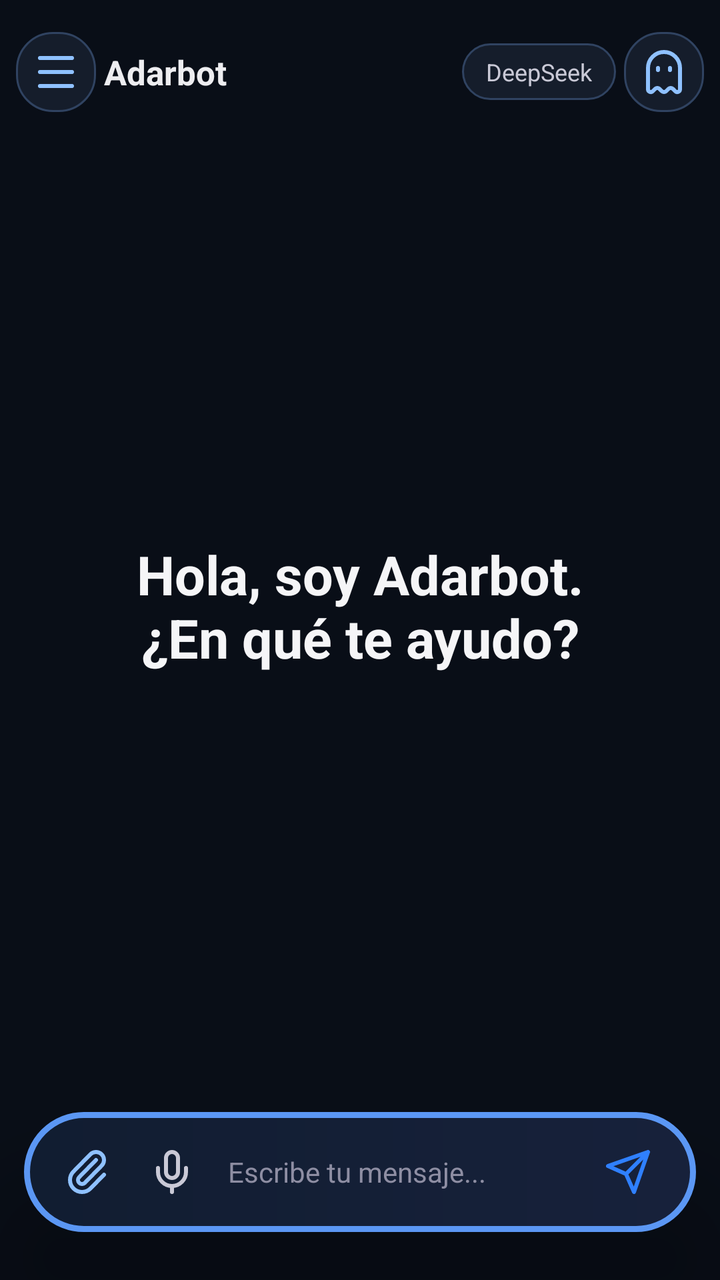
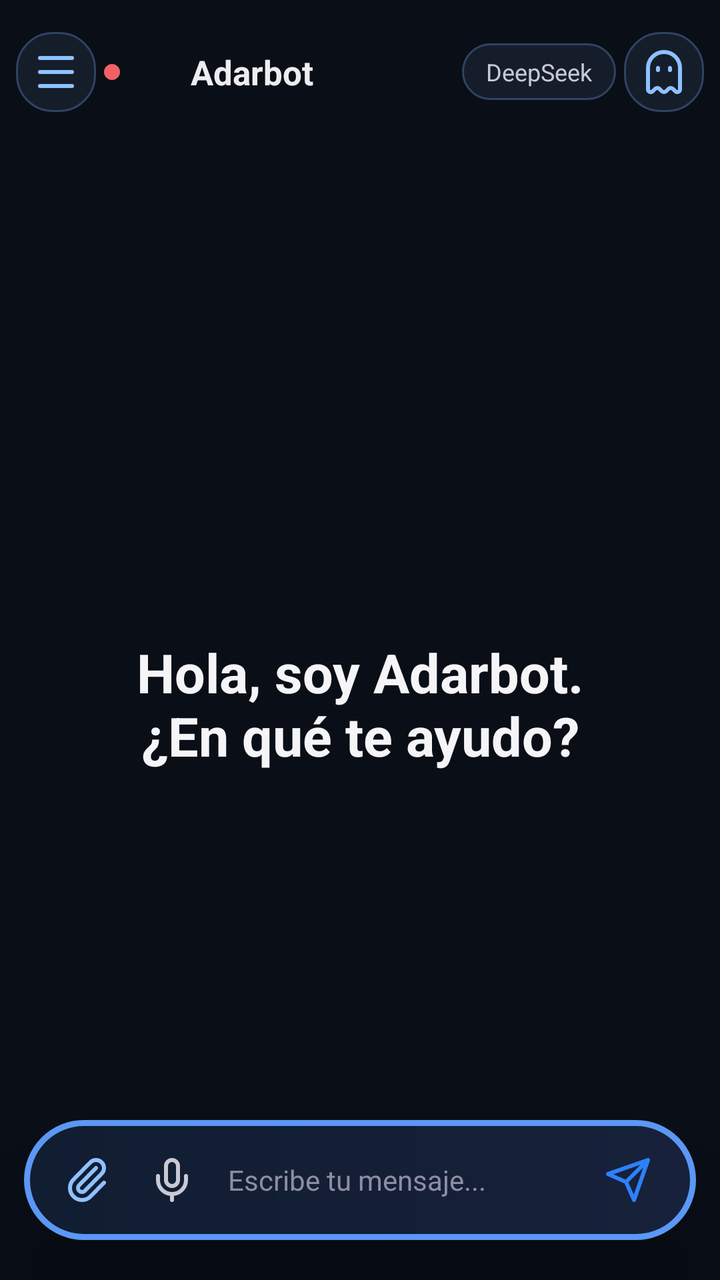

Compare the two renders of this Android layout. The source of the first and the diff that turns it into the second are given below.
<!-- AndroidManifest.xml: activity theme Theme.NemotronVoiceIME -->
<!-- res/layout/activity_chat.xml -->
<?xml version="1.0" encoding="utf-8"?>
<LinearLayout xmlns:android="http://schemas.android.com/apk/res/android"
    android:layout_width="match_parent"
    android:layout_height="match_parent"
    android:background="#090E17"
    android:orientation="vertical">

    <LinearLayout
        android:layout_width="match_parent"
        android:layout_height="wrap_content"
        android:gravity="center_vertical"
        android:orientation="horizontal"
        android:paddingLeft="8dp"
        android:paddingTop="16dp"
        android:paddingRight="8dp"
        android:paddingBottom="8dp">

        <ImageButton
            android:id="@+id/btnMenuChat"
            android:layout_width="40dp"
            android:layout_height="40dp"
            android:background="@drawable/bg_chip"
            android:contentDescription="Abrir menú de chats"
            android:padding="8dp"
            android:src="@drawable/ic_menu"
            android:tint="#8FC1FF" />

        <ImageButton
            android:id="@+id/btnBack"
            android:layout_width="40dp"
            android:layout_height="40dp"
            android:background="?attr/selectableItemBackgroundBorderless"
            android:contentDescription="Volver"
            android:padding="8dp"
            android:src="@drawable/ic_back"
            android:tint="#EDEDF0"
            android:visibility="gone" />

        <TextView
            android:id="@+id/convTitle"
            android:layout_width="0dp"
            android:layout_height="wrap_content"
            android:layout_weight="1"
            android:ellipsize="end"
            android:maxLines="1"
            android:paddingLeft="4dp"
            android:text="Adarbot"
            android:textColor="#EDEDF0"
            android:textSize="17sp"
            android:textStyle="bold" />

        <TextView
            android:id="@+id/modelChip"
            android:layout_width="wrap_content"
            android:layout_height="wrap_content"
            android:background="@drawable/bg_chip"
            android:paddingLeft="12dp"
            android:paddingTop="6dp"
            android:paddingRight="12dp"
            android:paddingBottom="6dp"
            android:text="DeepSeek"
            android:textColor="#C9C9D6"
            android:textSize="12sp" />

        <ImageButton
            android:id="@+id/btnIncognitoHome"
            android:layout_width="40dp"
            android:layout_height="40dp"
            android:layout_marginLeft="4dp"
            android:background="@drawable/bg_chip"
            android:contentDescription="Nuevo chat incógnito"
            android:padding="9dp"
            android:src="@drawable/ic_ghost"
            android:tint="#8FC1FF" />

        <ImageButton
            android:id="@+id/btnDelete"
            android:layout_width="40dp"
            android:layout_height="40dp"
            android:background="?attr/selectableItemBackgroundBorderless"
            android:contentDescription="Eliminar conversacion"
            android:padding="10dp"
            android:src="@drawable/ic_trash"
            android:tint="#5A5A6E"
            android:visibility="gone" />
    </LinearLayout>

    <FrameLayout
        android:layout_width="match_parent"
        android:layout_height="0dp"
        android:layout_weight="1">
        <androidx.recyclerview.widget.RecyclerView
            android:id="@+id/recyclerMessages"
            android:layout_width="match_parent"
            android:layout_height="match_parent"
            android:clipToPadding="false"
            android:paddingBottom="8dp" />
        <TextView
            android:id="@+id/welcomeView"
            android:layout_width="match_parent"
            android:layout_height="wrap_content"
            android:layout_gravity="center"
            android:gravity="center"
            android:text="Hola, soy Adarbot.\n¿En qué te ayudo?"
            android:textColor="#F5F5F7"
            android:textSize="27sp"
            android:textStyle="bold" />
    </FrameLayout>

    <LinearLayout
        android:layout_width="match_parent"
        android:layout_height="wrap_content"
        android:layout_marginLeft="12dp"
        android:layout_marginRight="12dp"
        android:layout_marginTop="14dp"
        android:layout_marginBottom="24dp"
        android:background="@drawable/bg_float_bar"
        android:elevation="24dp"
        android:translationZ="8dp"
        android:gravity="center_vertical"
        android:orientation="horizontal"
        android:paddingLeft="12dp"
        android:paddingTop="8dp"
        android:paddingRight="12dp"
        android:paddingBottom="8dp">

        <ImageButton
            android:id="@+id/btnAttach"
            android:layout_width="40dp"
            android:layout_height="44dp"
            android:background="@android:color/transparent"
            android:contentDescription="Adjuntar"
            android:padding="9dp"
            android:src="@drawable/ic_attach"
            android:tint="#8FC1FF" />

        <ImageButton
            android:id="@+id/btnMic"
            android:layout_width="44dp"
            android:layout_height="44dp"
            android:background="@android:color/transparent"
            android:contentDescription="Escribir por voz"
            android:padding="10dp"
            android:src="@drawable/ic_mic"
            android:tint="#C9C9D6" />

        <EditText
            android:id="@+id/inputField"
            android:layout_width="0dp"
            android:layout_height="44dp"
            android:layout_weight="1"
            android:layout_marginLeft="0dp"
            android:layout_marginRight="2dp"
            android:background="@android:color/transparent"
            android:hint="Escribe tu mensaje..."
            android:imeOptions="actionSend"
            android:importantForAutofill="no"
            android:inputType="text"
            android:maxLines="1"
            android:paddingLeft="6dp"
            android:paddingRight="6dp"
            android:textColor="#EDEDF0"
            android:textColorHint="#8E8EA3"
            android:textSize="14sp" />

        <ImageButton
            android:id="@+id/btnSend"
            android:layout_width="44dp"
            android:layout_height="44dp"
            android:background="@android:color/transparent"
            android:contentDescription="Enviar"
            android:padding="10dp"
            android:src="@drawable/ic_send"
            android:tint="#2F80FF" />
    </LinearLayout>
</LinearLayout>
<!-- resources referenced by this layout -->
<resources>
  <!-- drawable bg_chip (drawable) -->
  <shape xmlns:android="http://schemas.android.com/apk/res/android"
      android:shape="rectangle">
      <solid android:color="#151D2B" />
      <stroke android:width="1dp" android:color="#304361" />
      <corners android:radius="18dp" />
  </shape>
  <!-- drawable bg_float_bar (drawable) -->
  <shape xmlns:android="http://schemas.android.com/apk/res/android" android:shape="rectangle">
      <gradient android:angle="0" android:startColor="#111D31" android:endColor="#17213B" />
      <stroke android:width="3dp" android:color="#5B97F4" />
      <corners android:radius="36dp" />
  </shape>
  <!-- drawable ic_attach (drawable) -->
  <vector xmlns:android="http://schemas.android.com/apk/res/android" android:width="24dp" android:height="24dp" android:viewportWidth="24" android:viewportHeight="24">
      <path android:fillColor="#00000000" android:strokeColor="#FFFFFFFF" android:strokeWidth="2" android:strokeLineCap="round" android:strokeLineJoin="round" android:pathData="M16,6L7.59,14.59A2,2 0,0 0,10.42,17.42L18.83,8.83A4,4 0,1 0,13.17,3.17L4.79,11.72A6,6 0,1 0,13.28,20.2L20,13.35" />
  </vector>
  <!-- drawable ic_back (drawable) -->
  <vector xmlns:android="http://schemas.android.com/apk/res/android" android:width="24dp" android:height="24dp" android:viewportWidth="24" android:viewportHeight="24">
      <path android:fillColor="#00000000" android:strokeColor="#FFFFFFFF" android:strokeWidth="2" android:strokeLineCap="round" android:strokeLineJoin="round" android:pathData="M12,19L5,12L12,5M19,12L5,12" />
  </vector>
  <!-- drawable ic_menu (drawable) -->
  <vector xmlns:android="http://schemas.android.com/apk/res/android" android:width="24dp" android:height="24dp" android:viewportWidth="24" android:viewportHeight="24">
      <path android:fillColor="#00000000" android:strokeColor="#FFFFFFFF" android:strokeWidth="2" android:strokeLineCap="round" android:pathData="M4,5L20,5M4,12L20,12M4,19L20,19" />
  </vector>
  <!-- drawable ic_mic (drawable) -->
  <vector xmlns:android="http://schemas.android.com/apk/res/android" android:width="24dp" android:height="24dp" android:viewportWidth="24" android:viewportHeight="24">
      <path android:fillColor="#00000000" android:strokeColor="#FFFFFFFF" android:strokeWidth="2" android:strokeLineCap="round" android:strokeLineJoin="round" android:pathData="M12,19L12,22M19,10L19,12A7,7 0,0 1,5,12L5,10M9,5A3,3 0,0 1,15,5L15,12A3,3 0,0 1,9,12Z" />
  </vector>
  <!-- drawable ic_send (drawable) -->
  <vector xmlns:android="http://schemas.android.com/apk/res/android" android:width="24dp" android:height="24dp" android:viewportWidth="24" android:viewportHeight="24">
      <path android:fillColor="#00000000" android:strokeColor="#FFFFFFFF" android:strokeWidth="2" android:strokeLineCap="round" android:strokeLineJoin="round" android:pathData="M22,2L11,13M22,2L15,22L11,13L2,9Z" />
  </vector>
  <style name="Theme.NemotronVoiceIME" parent="Theme.Material3.DayNight.NoActionBar">
          <item name="colorPrimary">@color/accent</item>
          <item name="colorPrimaryVariant">@color/accent_dark</item>
          <item name="colorOnPrimary">@color/text_light</item>
          <item name="android:statusBarColor">@color/bg_primary</item>
      </style>
  <color name="accent">#76B900</color>
  <color name="accent_dark">#5A8C00</color>
  <color name="text_light">#FFFFFF</color>
  <color name="bg_primary">#1A1A2E</color>
  <!-- unchanged entries left out for length: 2 -->
</resources>

<!-- the commit's change to res/layout/activity_chat.xml (unified diff, before → after) -->
@@ -1,47 +1,69 @@
 <?xml version="1.0" encoding="utf-8"?>
-<LinearLayout xmlns:android="http://schemas.android.com/apk/res/android"
+<FrameLayout xmlns:android="http://schemas.android.com/apk/res/android"
     android:layout_width="match_parent"
     android:layout_height="match_parent"
-    android:background="#090E17"
-    android:orientation="vertical">
+    android:background="#090E17">
 
     <LinearLayout
         android:layout_width="match_parent"
+        android:layout_height="match_parent"
+        android:orientation="vertical">
+
+    <FrameLayout
+        android:layout_width="match_parent"
         android:layout_height="wrap_content"
-        android:gravity="center_vertical"
-        android:orientation="horizontal"
         android:paddingLeft="8dp"
         android:paddingTop="16dp"
         android:paddingRight="8dp"
         android:paddingBottom="8dp">
 
-        <ImageButton
-            android:id="@+id/btnMenuChat"
-            android:layout_width="40dp"
+        <LinearLayout
+            android:layout_width="wrap_content"
             android:layout_height="40dp"
-            android:background="@drawable/bg_chip"
-            android:contentDescription="Abrir menú de chats"
-            android:padding="8dp"
-            android:src="@drawable/ic_menu"
-            android:tint="#8FC1FF" />
-
-        <ImageButton
-            android:id="@+id/btnBack"
-            android:layout_width="40dp"
-            android:layout_height="40dp"
-            android:background="?attr/selectableItemBackgroundBorderless"
-            android:contentDescription="Volver"
-            android:padding="8dp"
-            android:src="@drawable/ic_back"
-            android:tint="#EDEDF0"
-            android:visibility="gone" />
+            android:layout_gravity="start|center_vertical"
+            android:gravity="center_vertical">
+            <ImageButton
+                android:id="@+id/btnMenuChat"
+                android:layout_width="40dp"
+                android:layout_height="40dp"
+                android:background="@drawable/bg_chip"
+                android:contentDescription="Abrir menú de chats"
+                android:padding="8dp"
+                android:src="@drawable/ic_menu"
+                android:tint="#8FC1FF" />
+            <ImageButton
+                android:id="@+id/btnBack"
+                android:layout_width="40dp"
+                android:layout_height="40dp"
+                android:background="?attr/selectableItemBackgroundBorderless"
+                android:contentDescription="Volver"
+                android:padding="8dp"
+                android:src="@drawable/ic_back"
+                android:tint="#EDEDF0"
+                android:visibility="gone" />
+            <View
+                android:id="@+id/connectionDot"
+                android:layout_width="8dp"
+                android:layout_height="8dp"
+                android:layout_gravity="center_vertical"
+                android:layout_marginLeft="4dp"
+                android:layout_marginRight="3dp"
+                android:background="@drawable/bg_connection_offline" />
+        </LinearLayout>
 
         <TextView
             android:id="@+id/convTitle"
-            android:layout_width="0dp"
+            android:layout_width="match_parent"
             android:layout_height="wrap_content"
-            android:layout_weight="1"
+            android:layout_gravity="center"
+            android:layout_marginLeft="56dp"
+            android:layout_marginRight="112dp"
+            android:autoSizeMaxTextSize="17sp"
+            android:autoSizeMinTextSize="11sp"
+            android:autoSizeStepGranularity="1sp"
+            android:autoSizeTextType="uniform"
             android:ellipsize="end"
+            android:gravity="center"
             android:maxLines="1"
             android:paddingLeft="4dp"
             android:text="Adarbot"
@@ -49,41 +71,45 @@
             android:textSize="17sp"
             android:textStyle="bold" />
 
-        <TextView
-            android:id="@+id/modelChip"
+        <LinearLayout
             android:layout_width="wrap_content"
-            android:layout_height="wrap_content"
-            android:background="@drawable/bg_chip"
-            android:paddingLeft="12dp"
-            android:paddingTop="6dp"
-            android:paddingRight="12dp"
-            android:paddingBottom="6dp"
-            android:text="DeepSeek"
-            android:textColor="#C9C9D6"
-            android:textSize="12sp" />
-
-        <ImageButton
-            android:id="@+id/btnIncognitoHome"
-            android:layout_width="40dp"
             android:layout_height="40dp"
-            android:layout_marginLeft="4dp"
-            android:background="@drawable/bg_chip"
-            android:contentDescription="Nuevo chat incógnito"
-            android:padding="9dp"
-            android:src="@drawable/ic_ghost"
-            android:tint="#8FC1FF" />
-
-        <ImageButton
-            android:id="@+id/btnDelete"
-            android:layout_width="40dp"
-            android:layout_height="40dp"
-            android:background="?attr/selectableItemBackgroundBorderless"
-            android:contentDescription="Eliminar conversacion"
-            android:padding="10dp"
-            android:src="@drawable/ic_trash"
-            android:tint="#5A5A6E"
-            android:visibility="gone" />
-    </LinearLayout>
+            android:layout_gravity="end|center_vertical"
+            android:gravity="center_vertical">
+            <TextView
+                android:id="@+id/modelChip"
+                android:layout_width="wrap_content"
+                android:layout_height="wrap_content"
+                android:background="@drawable/bg_chip"
+                android:paddingLeft="12dp"
+                android:paddingTop="6dp"
+                android:paddingRight="12dp"
+                android:paddingBottom="6dp"
+                android:text="DeepSeek"
+                android:textColor="#C9C9D6"
+                android:textSize="12sp" />
+            <ImageButton
+                android:id="@+id/btnIncognitoHome"
+                android:layout_width="40dp"
+                android:layout_height="40dp"
+                android:layout_marginLeft="4dp"
+                android:background="@drawable/bg_chip"
+                android:contentDescription="Nuevo chat incógnito"
+                android:padding="9dp"
+                android:src="@drawable/ic_ghost"
+                android:tint="#8FC1FF" />
+            <ImageButton
+                android:id="@+id/btnDelete"
+                android:layout_width="40dp"
+                android:layout_height="40dp"
+                android:background="?attr/selectableItemBackgroundBorderless"
+                android:contentDescription="Eliminar conversacion"
+                android:padding="10dp"
+                android:src="@drawable/ic_trash"
+                android:tint="#5A5A6E"
+                android:visibility="gone" />
+        </LinearLayout>
+    </FrameLayout>
 
     <FrameLayout
         android:layout_width="match_parent"
@@ -94,7 +120,7 @@
             android:layout_width="match_parent"
             android:layout_height="match_parent"
             android:clipToPadding="false"
-            android:paddingBottom="8dp" />
+            android:paddingBottom="112dp" />
         <TextView
             android:id="@+id/welcomeView"
             android:layout_width="match_parent"
@@ -107,13 +133,17 @@
             android:textStyle="bold" />
     </FrameLayout>
 
+    </LinearLayout>
+
+    
     <LinearLayout
         android:layout_width="match_parent"
         android:layout_height="wrap_content"
+        android:layout_gravity="bottom"
         android:layout_marginLeft="12dp"
         android:layout_marginRight="12dp"
         android:layout_marginTop="14dp"
-        android:layout_marginBottom="24dp"
+        android:layout_marginBottom="20dp"
         android:background="@drawable/bg_float_bar"
         android:elevation="24dp"
         android:translationZ="8dp"
@@ -173,4 +203,4 @@
             android:src="@drawable/ic_send"
             android:tint="#2F80FF" />
     </LinearLayout>
-</LinearLayout>
+</FrameLayout>
<!-- resource entries referenced after the edit -->
@@ -7,6 +7,8 @@
       <stroke android:width="1dp" android:color="#304361" />
       <corners android:radius="18dp" />
   </shape>
+  <!-- drawable bg_connection_offline (drawable) -->
+  <shape xmlns:android="http://schemas.android.com/apk/res/android" android:shape="oval"><solid android:color="#F06065" /></shape>
   <!-- drawable bg_float_bar (drawable) -->
   <shape xmlns:android="http://schemas.android.com/apk/res/android" android:shape="rectangle">
       <gradient android:angle="0" android:startColor="#111D31" android:endColor="#17213B" />
